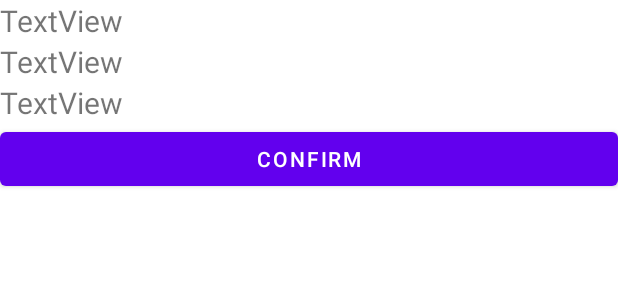
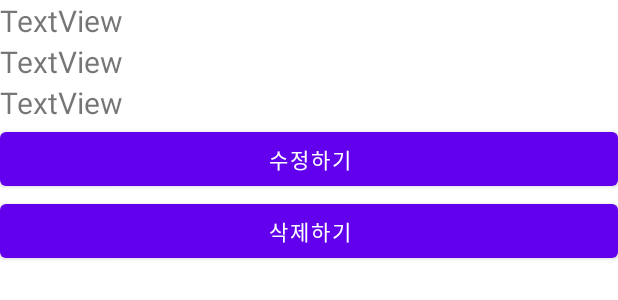
Before and after one commit to pcjs156/Rouminder_android_client, an Android app: the layout fragment_goal_describe.xml on its own in the app's theme, with its tools: preview values and no code run, on a phone screen of 412 x 824 dp. Shown: the top 300 px of the screen. Run offline under Robolectric (Android 15) with nearby library versions, the phone set to English and light mode, and no system bars.

Commit message:
update goal delete (error)
에러 존재함. 어댑터쪽 수정하긴 해야됨.

```diff
--- a/app/src/main/java/com/example/rouminder/fragments/GoalFragment.java
+++ b/app/src/main/java/com/example/rouminder/fragments/GoalFragment.java
@@ -119,6 +119,9 @@ public class GoalFragment extends Fragment {
         if (bAdapter == null) setBAdapter(items);
         if (mAdapter == null) setMAdapter(items);
 
+        GoalDescribeFragment goalDescribeFragment = new GoalDescribeFragment(goalManager.getGoal(0));
+        goalDescribeFragment.show(getActivity().getSupportFragmentManager(),null);
+
         return rootView;
     }
 
--- a/app/src/main/res/layout/fragment_goal_describe.xml
+++ b/app/src/main/res/layout/fragment_goal_describe.xml
@@ -26,9 +26,15 @@
         android:textSize="20sp" />
 
     <Button
-        android:id="@+id/buttonConfirm"
+        android:id="@+id/buttonGoalChange"
         android:layout_width="match_parent"
         android:layout_height="wrap_content"
-        android:text="Confirm" />
+        android:text="수정하기" />
+
+    <Button
+        android:id="@+id/buttonGoalDelete"
+        android:layout_width="match_parent"
+        android:layout_height="wrap_content"
+        android:text="삭제하기" />
 
 </LinearLayout>
```
Also changed, not shown: app/src/main/java/com/example/rouminder/fragments/GoalDescribeFragment.java (+33 -8 lines).
